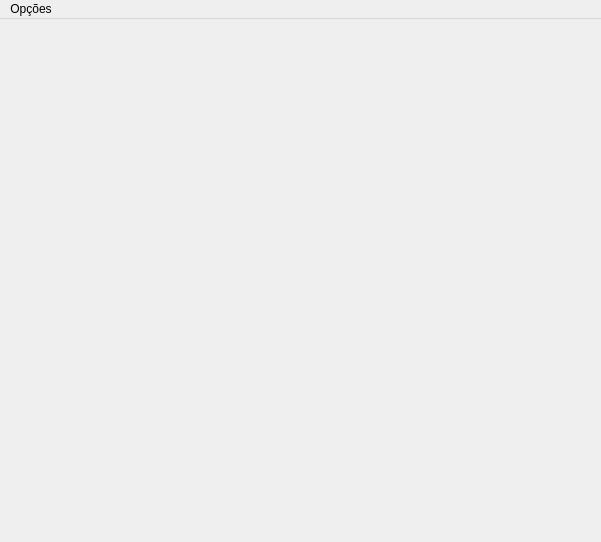
The window that Compiladores/CompiladorFinal/janelaprincipal.ui (lucassalvino/Trabalhos-PUC-GO) describes before a commit, drawn with Qt 5.
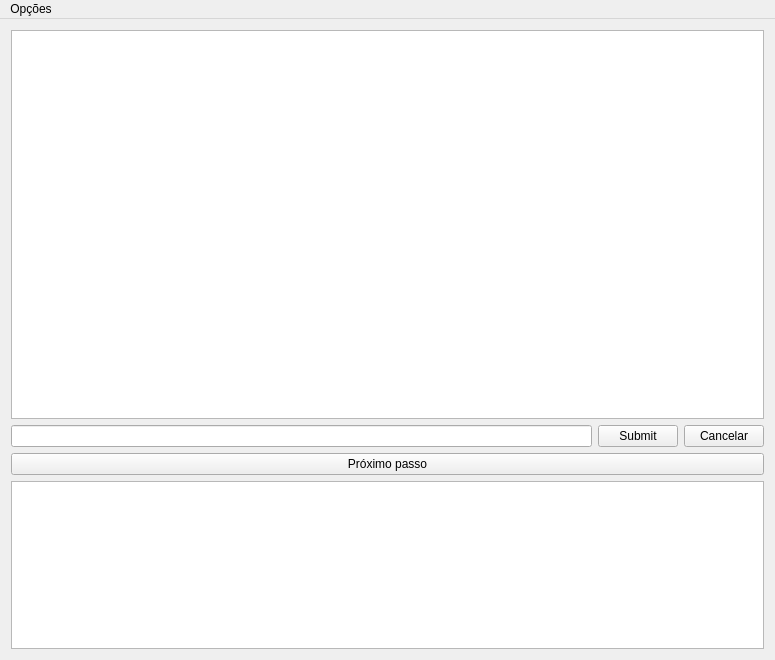
The same window after the commit.

Diff of the .ui file:
```diff
--- a/Compiladores/CompiladorFinal/janelaprincipal.ui
+++ b/Compiladores/CompiladorFinal/janelaprincipal.ui
@@ -6,20 +6,72 @@
    <rect>
     <x>0</x>
     <y>0</y>
-    <width>601</width>
-    <height>542</height>
+    <width>775</width>
+    <height>660</height>
    </rect>
   </property>
   <property name="windowTitle">
    <string>JanelaPrincipal</string>
   </property>
-  <widget class="QWidget" name="centralWidget"/>
+  <widget class="QWidget" name="centralWidget">
+   <layout class="QVBoxLayout" name="verticalLayout">
+    <item>
+     <layout class="QHBoxLayout" name="horizontalLayout">
+      <item>
+       <widget class="QTableView" name="TabelaCompi">
+        <property name="minimumSize">
+         <size>
+          <width>419</width>
+          <height>389</height>
+         </size>
+        </property>
+       </widget>
+      </item>
+     </layout>
+    </item>
+    <item>
+     <layout class="QHBoxLayout" name="horizontalLayout_2">
+      <item>
+       <widget class="QLineEdit" name="palavraTeste"/>
+      </item>
+      <item>
+       <widget class="QPushButton" name="Submit">
+        <property name="text">
+         <string>Submit</string>
+        </property>
+       </widget>
+      </item>
+      <item>
+       <widget class="QPushButton" name="CancelarImput">
+        <property name="text">
+         <string>Cancelar</string>
+        </property>
+       </widget>
+      </item>
+     </layout>
+    </item>
+    <item>
+     <widget class="QPushButton" name="ProximoPasso">
+      <property name="text">
+       <string>Próximo passo</string>
+      </property>
+     </widget>
+    </item>
+    <item>
+     <layout class="QHBoxLayout" name="horizontalLayout_3">
+      <item>
+       <widget class="QTableView" name="tabeSaida"/>
+      </item>
+     </layout>
+    </item>
+   </layout>
+  </widget>
   <widget class="QMenuBar" name="menuBar">
    <property name="geometry">
     <rect>
      <x>0</x>
      <y>0</y>
-     <width>601</width>
+     <width>775</width>
      <height>21</height>
     </rect>
    </property>
```
Left out of the diff: 7 changed lines with no effect on the pictures.
